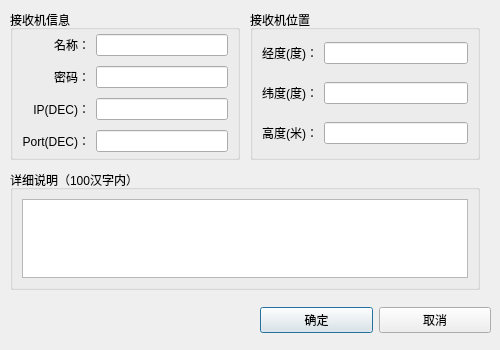
Old version of the form widget/dialog/add_receiver_dialog.ui in the repository yanghang8612/SMAMMainUI.
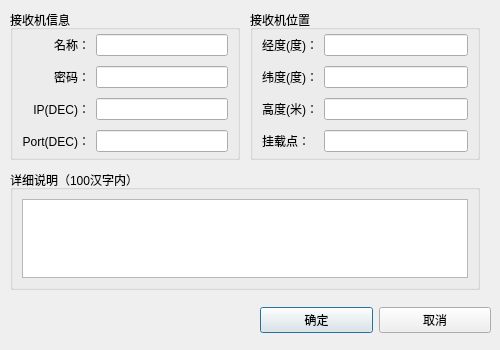
New version of the form.

Commit message: Add mount to receiver. Change some ui. Fix component status check bug.

```diff
--- a/widget/dialog/add_receiver_dialog.ui
+++ b/widget/dialog/add_receiver_dialog.ui
@@ -106,6 +106,16 @@
     <item row="2" column="1">
      <widget class="QLineEdit" name="receiverHeightEdit"/>
     </item>
+    <item row="3" column="0">
+     <widget class="QLabel" name="label_8">
+      <property name="text">
+       <string>挂载点：</string>
+      </property>
+     </widget>
+    </item>
+    <item row="3" column="1">
+     <widget class="QLineEdit" name="receiverMountEdit"/>
+    </item>
    </layout>
   </widget>
   <widget class="QGroupBox" name="infoContainer">
```
Left out of the diff: 1 changed line with no effect on the pictures. The commit also changes 24 other files.
